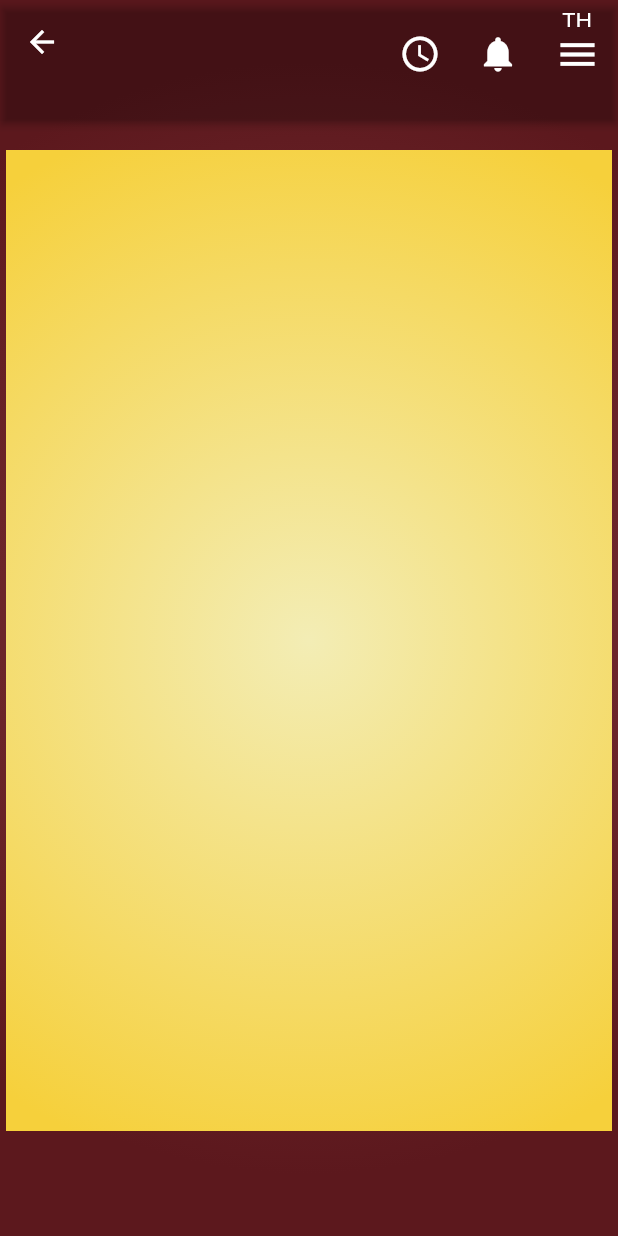
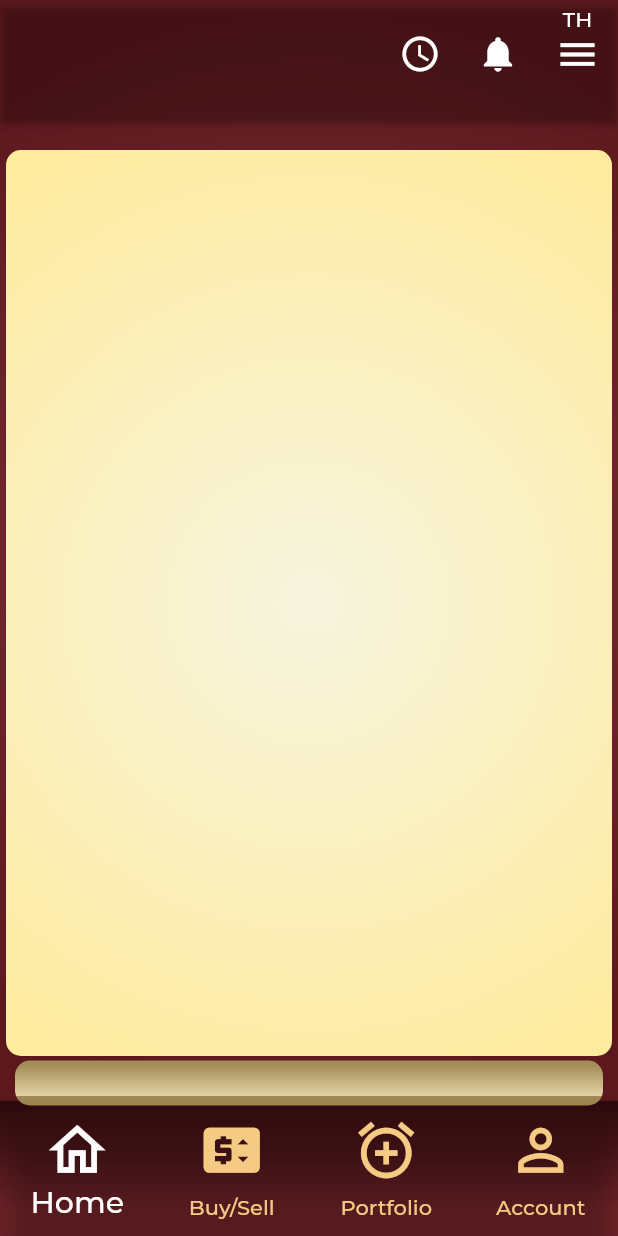
Before and after one commit to LeeCherry731/fintech_v1, a Flutter app: the screen it shows after launch, on a phone screen of 412 x 824 dp. Run offline on Flutter 3.47's test engine with Material 2 defaults, Android fonts, the phone set to English and light mode, and no system bars.

Commit message:
add bottomNavigation bar

```diff
--- /dev/null
+++ b/lib/features/home/screens/home.dart
@@ -0,0 +1,192 @@
+import 'package:fintech_v1/features/home/widgets/ListProfileInfo.dart';
+import 'package:flutter/material.dart';
+
+class Home extends StatelessWidget {
+  static const String routeName = "/home";
+  const Home({
+    super.key,
+  });
+
+  @override
+  Widget build(BuildContext context) {
+    return SafeArea(
+      child: Scaffold(
+        bottomNavigationBar: BottomNavBar(),
+        extendBodyBehindAppBar: true,
+        appBar: PreferredSize(
+          preferredSize: const Size.fromHeight(80.0),
+          child: AppBar(
+            elevation: 2,
+            backgroundColor: Colors.transparent,
+            actions: [
+              Column(
+                children: const [
+                  SizedBox(
+                    height: 22,
+                  ),
+                  Padding(
+                    padding: EdgeInsets.symmetric(horizontal: 12),
+                    child: Icon(Icons.access_time_outlined, size: 28),
+                  ),
+                ],
+              ),
+              Column(
+                children: const [
+                  SizedBox(
+                    height: 22,
+                  ),
+                  Padding(
+                    padding: EdgeInsets.symmetric(horizontal: 12),
+                    child: Icon(Icons.notifications, size: 28),
+                  ),
+                ],
+              ),
+              Column(
+                children: const [
+                  SizedBox(
+                    height: 4,
+                  ),
+                  Text("TH"),
+                  Padding(
+                    padding: EdgeInsets.symmetric(horizontal: 12),
+                    child: Icon(Icons.menu, size: 30),
+                  ),
+                ],
+              ),
+            ],
+          ),
+        ),
+        body: Container(
+          decoration: const BoxDecoration(
+            image: DecorationImage(
+                image: AssetImage("assets/images/logo.png"), scale: 0.7),
+            gradient: RadialGradient(colors: [
+              Color(0xFF80353A),
+              Color(0xFF5C181D),
+            ], radius: 0.9),
+          ),
+          child: ListProfileInfo(),
+        ),
+      ),
+    );
+  }
+}
+
+class BottomNavBar extends StatefulWidget {
+  const BottomNavBar({
+    Key? key,
+  }) : super(key: key);
+
+  @override
+  State<BottomNavBar> createState() => _BottomNavBarState();
+}
+
+class _BottomNavBarState extends State<BottomNavBar> {
+  int currentIndex = 0;
+  final screens = [
+    const Center(
+      child: Text(
+        "Home",
+        style: TextStyle(fontSize: 60),
+      ),
+    ),
+    const Center(
+      child: Text(
+        "Buy/Sell",
+        style: TextStyle(fontSize: 60),
+      ),
+    ),
+    const Center(
+      child: Text(
+        "Portfollio",
+        style: TextStyle(fontSize: 60),
+      ),
+    ),
+    const Center(
+      child: Text(
+        "Account",
+        style: TextStyle(fontSize: 60),
+      ),
+    ),
+  ];
+  @override
+  Widget build(BuildContext context) {
+    return Container(
+      decoration: const BoxDecoration(
+        gradient: LinearGradient(
+          colors: [
+            Color(0xFF2D090C),
+            Color(0xFF76252B),
+          ],
+          begin: Alignment.topCenter,
+          end: Alignment.bottomCenter,
+          stops: [0.0, 0.8],
+          tileMode: TileMode.clamp,
+        ),
+      ),
+      child: Stack(
+        alignment: Alignment.topCenter,
+        clipBehavior: Clip.none,
+        children: [
+          Positioned(
+              top: -27,
+              child: Container(
+                decoration: BoxDecoration(
+                  borderRadius: BorderRadius.circular(10),
+                  gradient: const LinearGradient(
+                    colors: [
+                      Color(0xFFA38C57),
+                      Color(0xFFE5D4A7),
+                      Color(0xFFA38C57),
+                    ],
+                    begin: Alignment.topCenter,
+                    end: Alignment.bottomCenter,
+                    stops: [0.1, 0.8, 0.1],
+                    tileMode: TileMode.clamp,
+                  ),
+                ),
+                width: MediaQuery.of(context).size.width - 20,
+                height: 30,
+              )),
+          SizedBox(
+            height: 90,
+            child: BottomNavigationBar(
+              unselectedItemColor: Color.fromARGB(255, 245, 203, 131),
+              unselectedLabelStyle: const TextStyle(
+                  color: Color.fromARGB(255, 247, 181, 66), fontSize: 14),
+              type: BottomNavigationBarType.fixed,
+              iconSize: 45,
+              selectedItemColor: const Color.fromARGB(255, 253, 253, 253),
+              showSelectedLabels: true,
+              selectedLabelStyle: const TextStyle(
+                  color: Color.fromARGB(255, 247, 181, 66), fontSize: 20),
+              backgroundColor: Colors.transparent,
+              currentIndex: currentIndex,
+              onTap: (index) => setState(
+                () => currentIndex = index,
+              ),
+              items: const [
+                BottomNavigationBarItem(
+                  icon: Icon(Icons.home_outlined),
+                  label: "Home",
+                ),
+                BottomNavigationBarItem(
+                  icon: Icon(Icons.price_change),
+                  label: "Buy/Sell",
+                ),
+                BottomNavigationBarItem(
+                  icon: Icon(Icons.add_alarm),
+                  label: "Portfolio",
+                ),
+                BottomNavigationBarItem(
+                  icon: Icon(Icons.person_outline),
+                  label: "Account",
+                ),
+              ],
+            ),
+          ),
+        ],
+      ),
+    );
+  }
+}
--- /dev/null
+++ b/lib/features/home/widgets/ListProfileInfo.dart
@@ -0,0 +1,34 @@
+import 'package:flutter/material.dart';
+
+class ListProfileInfo extends StatelessWidget {
+  const ListProfileInfo({
+    Key? key,
+  }) : super(key: key);
+
+  @override
+  Widget build(BuildContext context) {
+    return Column(
+      children: [
+        const SizedBox(
+          height: 100,
+        ),
+        Center(
+          child: SingleChildScrollView(
+              child: Container(
+            padding: const EdgeInsets.only(top: 40),
+            width: MediaQuery.of(context).size.width - 8,
+            height: MediaQuery.of(context).size.height - 220,
+            decoration: BoxDecoration(
+              borderRadius: BorderRadius.circular(10),
+              gradient: const RadialGradient(colors: [
+                Color.fromARGB(255, 246, 244, 222),
+                Color.fromARGB(255, 255, 235, 155),
+              ], radius: 0.9),
+            ),
+            child: null,
+          )),
+        ),
+      ],
+    );
+  }
+}
--- a/lib/features/splash/screans/animate_splash.dart
+++ b/lib/features/splash/screens/animate_splash.dart
@@ -2,7 +2,7 @@ import 'dart:async';
 
 import 'package:fintech_v1/common/widgets/TextBoxTransition.dart';
 import 'package:fintech_v1/constants/MyImage.dart';
-import 'package:fintech_v1/home.dart';
+import 'package:fintech_v1/features/home/screens/home.dart';
 import 'package:flutter/material.dart';
 
 class AnimateSplash extends StatefulWidget {
@@ -18,7 +18,7 @@ class _AnimateSplashState extends State<AnimateSplash> {
     super.initState();
     Timer(
       Duration(seconds: 3),
-      () => Navigator.pushNamed(context, Home.routeName),
+      () => Navigator.pushReplacementNamed(context, Home.routeName),
     );
   }
 
--- a/lib/home.dart
+++ /dev/null
@@ -1,92 +0,0 @@
-import 'package:flutter/material.dart';
-
-class Home extends StatelessWidget {
-  static const String routeName = "/home";
-  const Home({
-    super.key,
-  });
-
-  @override
-  Widget build(BuildContext context) {
-    return SafeArea(
-      child: Scaffold(
-        extendBodyBehindAppBar: true,
-        appBar: PreferredSize(
-          preferredSize: const Size.fromHeight(80.0),
-          child: AppBar(
-            elevation: 2,
-            backgroundColor: Colors.transparent,
-            actions: [
-              Column(
-                children: const [
-                  SizedBox(
-                    height: 22,
-                  ),
-                  Padding(
-                    padding: EdgeInsets.symmetric(horizontal: 12),
-                    child: Icon(Icons.access_time_outlined, size: 28),
-                  ),
-                ],
-              ),
-              Column(
-                children: const [
-                  SizedBox(
-                    height: 22,
-                  ),
-                  Padding(
-                    padding: EdgeInsets.symmetric(horizontal: 12),
-                    child: Icon(Icons.notifications, size: 28),
-                  ),
-                ],
-              ),
-              Column(
-                children: const [
-                  SizedBox(
-                    height: 4,
-                  ),
-                  Text("TH"),
-                  Padding(
-                    padding: EdgeInsets.symmetric(horizontal: 12),
-                    child: Icon(Icons.menu, size: 30),
-                  ),
-                ],
-              ),
-            ],
-          ),
-        ),
-        body: Container(
-          decoration: const BoxDecoration(
-            image: DecorationImage(
-                image: AssetImage("assets/images/logo.png"), scale: 0.7),
-            gradient: RadialGradient(colors: [
-              Color(0xFF80353A),
-              Color(0xFF5C181D),
-            ], radius: 0.9),
-          ),
-          child: Column(
-            children: [
-              const SizedBox(
-                height: 100,
-              ),
-              Center(
-                child: SingleChildScrollView(
-                    child: Container(
-                  padding: const EdgeInsets.only(top: 40),
-                  width: MediaQuery.of(context).size.width - 8,
-                  height: MediaQuery.of(context).size.height - 170,
-                  decoration: const BoxDecoration(
-                    gradient: RadialGradient(colors: [
-                      Color.fromARGB(255, 243, 237, 181),
-                      Color.fromARGB(255, 246, 208, 59),
-                    ], radius: 0.9),
-                  ),
-                  child: null,
-                )),
-              ),
-            ],
-          ),
-        ),
-      ),
-    );
-  }
-}
--- a/lib/main.dart
+++ b/lib/main.dart
@@ -1,6 +1,6 @@
 import 'package:fintech_v1/constants/CustomFontMontserrat.dart';
 
-import 'package:fintech_v1/features/splash/screans/animate_splash.dart';
+import 'package:fintech_v1/features/splash/screens/animate_splash.dart';
 
 import 'package:fintech_v1/router.dart';
 import 'package:flutter/material.dart';
--- a/lib/router.dart
+++ b/lib/router.dart
@@ -1,5 +1,5 @@
 import 'package:fintech_v1/constants/MyImage.dart';
-import 'package:fintech_v1/home.dart';
+import 'package:fintech_v1/features/home/screens/home.dart';
 import 'package:flutter/material.dart';
 
 Route<dynamic> generateRoute(RouteSettings routeSettings) {
```
